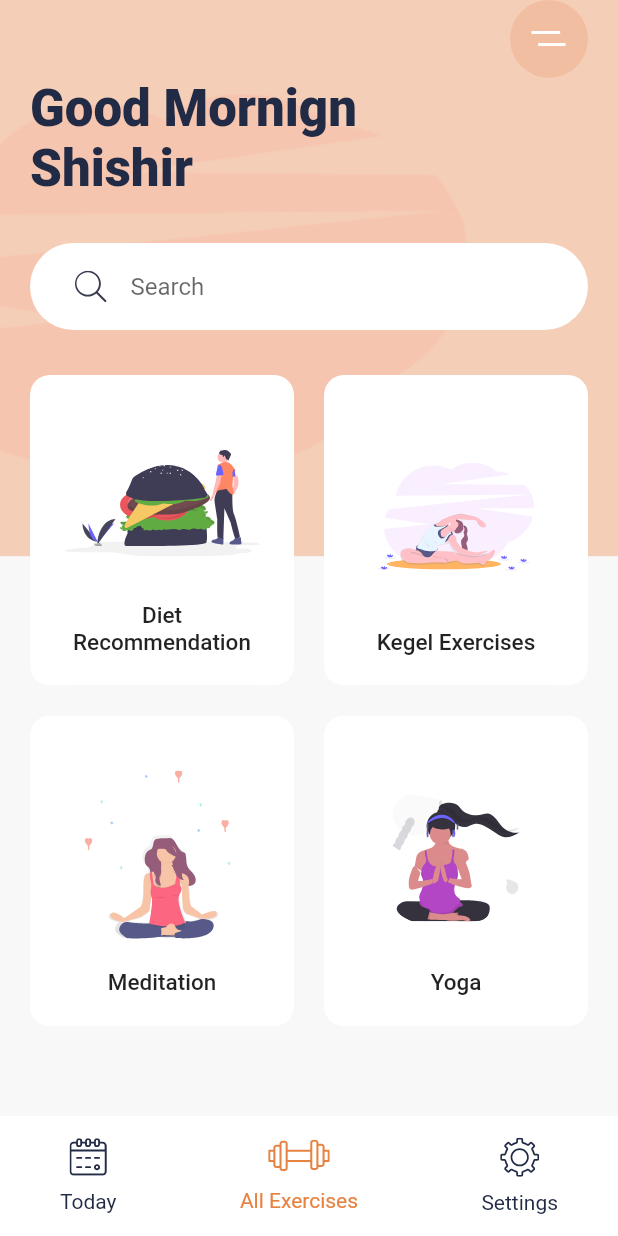
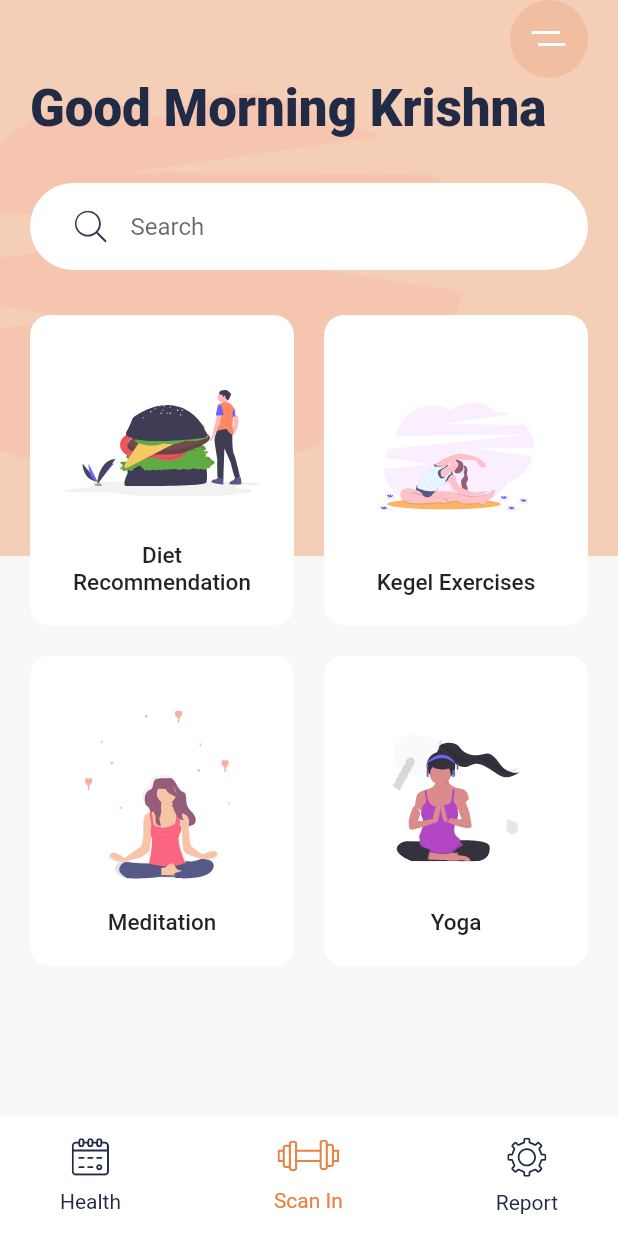
Before and after one commit to xzrderek/coronaguard, a Flutter app: the screen it shows after launch, on a phone screen of 412 x 824 dp. Run offline on Flutter 3.47's test engine with Material 2 defaults, Android fonts, the phone set to English and light mode, and no system bars; our stand-ins replace flutter_svg.

Commit message:
basic testing

```diff
--- a/lib/main.dart
+++ b/lib/main.dart
@@ -65,7 +65,7 @@ class HomeScreen extends StatelessWidget {
                     ),
                   ),
                   Text(
-                    "Good Mornign \nShishir",
+                    "Good Morning \Krishna",
                     style: Theme.of(context)
                         .textTheme
                         .display1
--- a/lib/widgets/bottom_nav_bar.dart
+++ b/lib/widgets/bottom_nav_bar.dart
@@ -17,16 +17,16 @@ class BottomNavBar extends StatelessWidget {
         mainAxisAlignment: MainAxisAlignment.spaceBetween,
         children: <Widget>[
           BottomNavItem(
-            title: "Today",
+            title: "Health",
             svgScr: "assets/icons/calendar.svg",
           ),
           BottomNavItem(
-            title: "All Exercises",
+            title: "Scan In",
             svgScr: "assets/icons/gym.svg",
             isActive: true,
           ),
           BottomNavItem(
-            title: "Settings",
+            title: "Report",
             svgScr: "assets/icons/Settings.svg",
           ),
         ],
```
